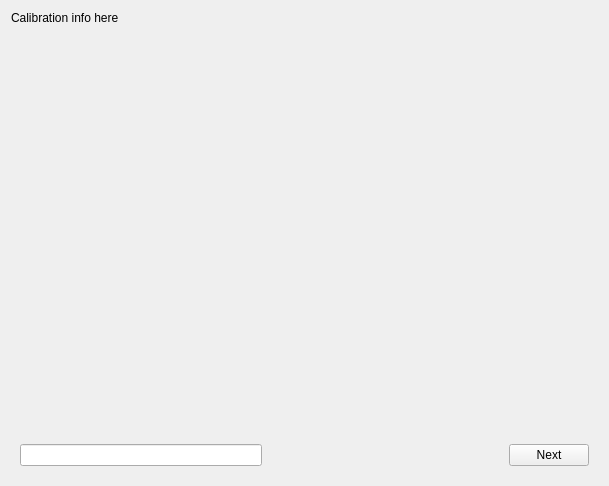
Qt form ui/calibratetemplate.ui (analogdevicesinc/scopy) before a commit.
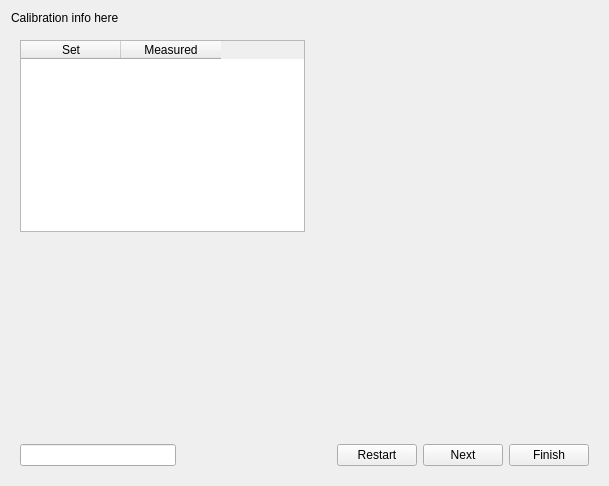
The same form after that commit.

Patch:
```diff
--- a/ui/calibratetemplate.ui
+++ b/ui/calibratetemplate.ui
@@ -21,6 +21,48 @@
      </property>
     </widget>
    </item>
+   <item>
+    <widget class="QWidget" name="widgetTableContainer" native="true">
+     <property name="sizePolicy">
+      <sizepolicy hsizetype="Preferred" vsizetype="MinimumExpanding">
+       <horstretch>0</horstretch>
+       <verstretch>0</verstretch>
+      </sizepolicy>
+     </property>
+     <layout class="QHBoxLayout" name="horizontalLayout_2">
+      <item>
+       <widget class="QTableWidget" name="inputTableWidget">
+        <property name="enabled">
+         <bool>true</bool>
+        </property>
+        <column>
+         <property name="text">
+          <string>Set</string>
+         </property>
+        </column>
+        <column>
+         <property name="text">
+          <string>Measured</string>
+         </property>
+        </column>
+       </widget>
+      </item>
+      <item>
+       <spacer name="horizontalSpacer_2">
+        <property name="orientation">
+         <enum>Qt::Horizontal</enum>
+        </property>
+        <property name="sizeHint" stdset="0">
+         <size>
+          <width>40</width>
+          <height>20</height>
+         </size>
+        </property>
+       </spacer>
+      </item>
+     </layout>
+    </widget>
+   </item>
    <item>
     <spacer name="verticalSpacer">
      <property name="orientation">
@@ -53,6 +95,16 @@
         </property>
        </spacer>
       </item>
+      <item>
+       <widget class="QPushButton" name="restartButton">
+        <property name="enabled">
+         <bool>true</bool>
+        </property>
+        <property name="text">
+         <string>Restart</string>
+        </property>
+       </widget>
+      </item>
       <item>
        <widget class="QPushButton" name="nextButton">
         <property name="text">
@@ -60,6 +112,13 @@
         </property>
        </widget>
       </item>
+      <item>
+       <widget class="QPushButton" name="finishButton">
+        <property name="text">
+         <string>Finish</string>
+        </property>
+       </widget>
+      </item>
      </layout>
     </widget>
    </item>
```
